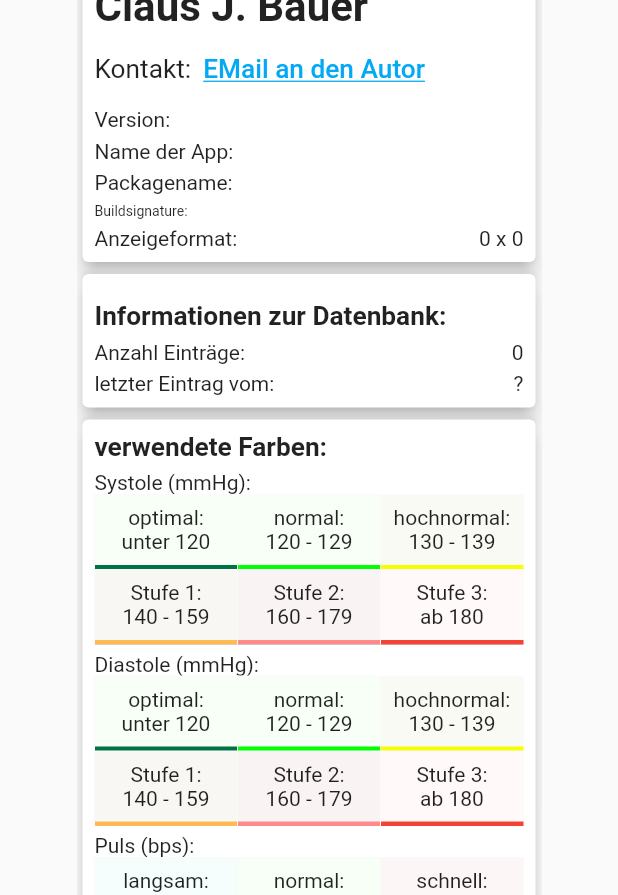
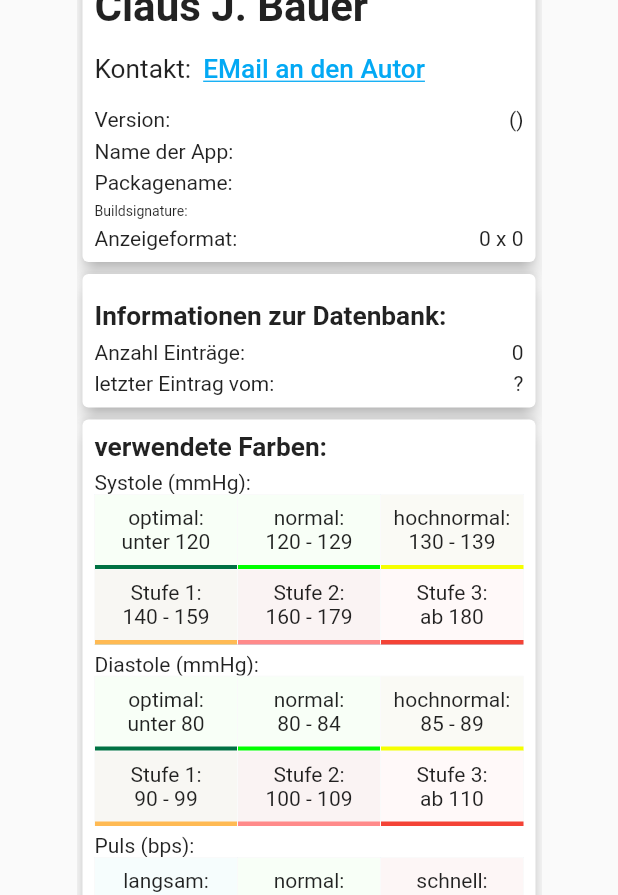
Before and after one commit to CJBNBG/SysDiaPulsGew, a Flutter app: the InfoPage screen opened by its route, on a phone screen of 412 x 824 dp. Shown: the part 212-1107 px from the top of the screen. Run offline on Flutter 3.47's test engine with Material 2 defaults, Android fonts, the phone set to English and light mode, and no system bars; our stand-ins replace badges, date_time_picker, flutter_slidable, material_design_icons_flutter, package_info_plus, page_indicator and 3 more; accounts and stored records are empty; project files that could hold a hidden picture were left out.

Commit message:
Version 0.0.7_3 	modified:   lib/main.dart 	modified:   lib/pages/InfoPage/infopage.dart 	modified:   pubspec.lock 	modified:   pubspec.yaml

```diff
--- a/lib/pages/InfoPage/infopage.dart
+++ b/lib/pages/InfoPage/infopage.dart
@@ -133,7 +133,7 @@ class _InfoPageState extends State<InfoPage> {
                                       textScaleFactor: 1.0,
                                     ),
                                     Text(
-                                      globals.gPackageInfo.version, //title
+                                      globals.gPackageInfo.version + ' (' + globals.gPackageInfo.buildNumber + ')', //title
                                       textScaleFactor: 1.0,
                                     ),
                                   ],
@@ -293,7 +293,7 @@ class _InfoPageState extends State<InfoPage> {
                                       height: 50, width: EntryWidthSysDia, color: Colors.lightBlue[200],
                                       child: myWidgets.myListRowWidgetTwoLines(
                                         Titel1: 'optimal:',
-                                        Titel2: 'unter 120',
+                                        Titel2: 'unter 80',
                                         Farbe1: globals.SysDia_optimal,
                                         Farbe2: globals.SysDia_optimal_blass,
                                         Breite: EntryWidthSysDia,
@@ -305,7 +305,7 @@ class _InfoPageState extends State<InfoPage> {
                                       height: 50, width: EntryWidthSysDia, color: Colors.lightBlue[200],
                                       child: myWidgets.myListRowWidgetTwoLines(
                                         Titel1: 'normal:',
-                                        Titel2: '120 - 129',
+                                        Titel2: '80 - 84',
                                         Farbe1: globals.SysDia_normal,
                                         Farbe2: globals.SysDia_normal_blass,
                                         Breite: EntryWidthSysDia,
@@ -317,7 +317,7 @@ class _InfoPageState extends State<InfoPage> {
                                       height: 50, width: EntryWidthSysDia, color: Colors.lightBlue[200],
                                       child: myWidgets.myListRowWidgetTwoLines(
                                         Titel1: 'hochnormal:',
-                                        Titel2: '130 - 139',
+                                        Titel2: '85 - 89',
                                         Farbe1: globals.SysDia_hochnormal,
                                         Farbe2: globals.SysDia_hochnormal_blass,
                                         Breite: EntryWidthSysDia,
@@ -335,7 +335,7 @@ class _InfoPageState extends State<InfoPage> {
                                       height: 50, width: EntryWidthSysDia, color: Colors.lightBlue[200],
                                       child: myWidgets.myListRowWidgetTwoLines(
                                         Titel1: 'Stufe 1:',
-                                        Titel2: '140 - 159',
+                                        Titel2: '90 - 99',
                                         Farbe1: globals.SysDia_Stufe_1,
                                         Farbe2: globals.SysDia_Stufe_1_blass,
                                         Breite: EntryWidthSysDia,
@@ -347,7 +347,7 @@ class _InfoPageState extends State<InfoPage> {
                                       height: 50, width: EntryWidthSysDia, color: Colors.lightBlue[200],
                                       child: myWidgets.myListRowWidgetTwoLines(
                                         Titel1: 'Stufe 2:',
-                                        Titel2: '160 - 179',
+                                        Titel2: '100 - 109',
                                         Farbe1: globals.SysDia_Stufe_2,
                                         Farbe2: globals.SysDia_Stufe_2_blass,
                                         Breite: EntryWidthSysDia,
@@ -359,7 +359,7 @@ class _InfoPageState extends State<InfoPage> {
                                       height: 50, width: EntryWidthSysDia, color: Colors.lightBlue[200],
                                       child: myWidgets.myListRowWidgetTwoLines(
                                         Titel1: 'Stufe 3:',
-                                        Titel2: 'ab 180',
+                                        Titel2: 'ab 110',
                                         Farbe1: globals.SysDia_Stufe_3,
                                         Farbe2: globals.SysDia_Stufe_3_blass,
                                         Breite: EntryWidthSysDia,
--- a/pubspec.yaml
+++ b/pubspec.yaml
@@ -15,7 +15,7 @@ publish_to: 'none' # Remove this line if you wish to publish to pub.dev
 # In iOS, build-name is used as CFBundleShortVersionString while build-number used as CFBundleVersion.
 # Read more about iOS versioning at
 # https://developer.apple.com/library/archive/documentation/General/Reference/InfoPlistKeyReference/Articles/CoreFoundationKeys.html
-version: 0.0.7+2
+version: 0.0.7+3
 
 environment:
   sdk: ">=2.12.0 <3.0.0"
```
Also changed, not shown: lib/main.dart (+12 -10 lines), pubspec.lock.
